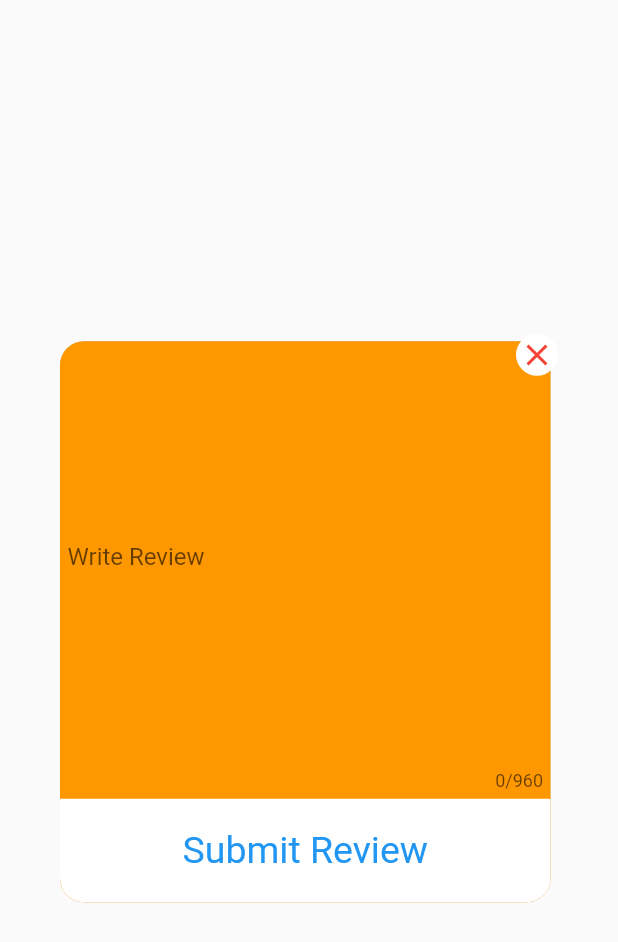
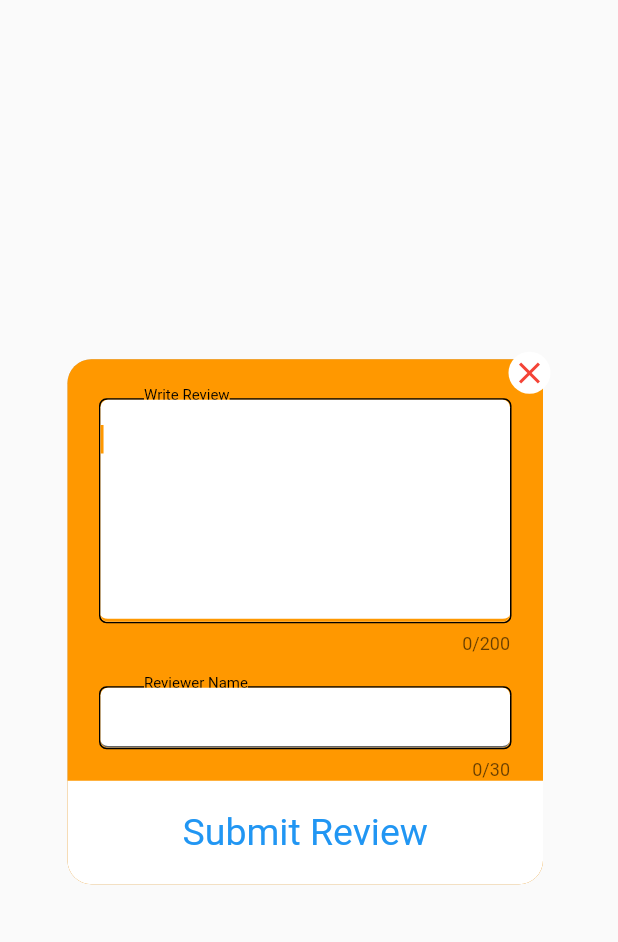
Before and after one commit to teamshutins/osu-course-review, a Flutter app: the CustomDialog widget shown alone on an empty page, opened directly, on a phone screen of 412 x 824 dp. Shown: the top 942 px of the screen. Run offline on Flutter 3.47's test engine with Material 2 defaults, Android fonts, the phone set to English and light mode, and no system bars; our stand-ins replace cloud_firestore; accounts and stored records are empty.

Commit message:
Update popup to include separate input boxes for the review and the reviewer's name

```diff
--- a/lib/components/reviewentry.dart
+++ b/lib/components/reviewentry.dart
@@ -13,8 +13,9 @@ class CustomDialog extends StatelessWidget {
 
   Widget dialogContent(BuildContext context) {
     final _formKey = GlobalKey<FormState>();
+    final _nameKey = GlobalKey<FormState>();
     return Container(
-      margin: EdgeInsets.only(left: 0.0, right: 0.0),
+      margin: EdgeInsets.only(left: 5.0, right: 5.0),
       child: Stack(
         children: <Widget>[
           Container(
@@ -38,27 +39,130 @@ class CustomDialog extends StatelessWidget {
                 mainAxisSize: MainAxisSize.min,
                 crossAxisAlignment: CrossAxisAlignment.stretch,
                 children: <Widget>[
+//This section of code handles the Write Review portion of the popup box.
                   Center(
                     child: Padding(
-                    padding: const EdgeInsets.all(5.0),
+                      padding: const EdgeInsets.all(1.0),
+                      child: Stack(
+                        children: <Widget>[
+                          Container(
+                            width: double.infinity,
+                            height: 150,
+                            margin: EdgeInsets.fromLTRB(20, 20, 20, 20),
+                            padding: EdgeInsets.only(bottom: 10),
+                            decoration: BoxDecoration(
+                              border: Border.all(
+                                color: Colors.black, width: 1),
+                              borderRadius: BorderRadius.circular(5),
+                              shape: BoxShape.rectangle,
+                            ),
+                          ),
+                          Positioned(
+                            left: 50,
+                            top: 12,
+                            child: Container(
+                              padding: EdgeInsets.only(bottom: 0, left: 0, right: 0),
+                              color: Colors.orange,
+                              child: Text(
+                                "Write Review",
+                                style: TextStyle(color: Colors.black, fontSize: 10),
+                              ),
+                            )
+                          ),
+                          Positioned(
+                            left: 21,
+                            right: 21,
+                            top: 21,
+                            bottom: 0,
                             child: Form(
                               key: _formKey,
                               child: Center(
                                 child: Container(
                                   child: TextFormField(
                                     autocorrect: true,
-                              maxLength: 960,
-                              maxLines: 12,
+                                    autofocus: true,
+                                    maxLength: 200,
+                                    maxLines: 6,
                                     decoration: InputDecoration(
-                                labelText: "Write Review",
-                                border: InputBorder.none,
+                                      border: UnderlineInputBorder(
+                                        borderRadius: BorderRadius.circular(5.0)
+                                        ),
+                                      fillColor: Colors.white,
+                                      filled: true,
+                                      contentPadding: EdgeInsets.symmetric(vertical: 17)
                                       ),
                                     )
                                   )
                                 )
                               ),
+                            ),
+                          ],
+                      )
                     )
                   ),
+//This section of code handles the Reviewer Name input box
+                  Center(
+                    child: Padding(
+                    padding: const EdgeInsets.all(1.0),
+                      child: Stack(
+                        children: <Widget>[
+                          Container(
+                            width: double.infinity,
+                            height: 42,
+                            margin: EdgeInsets.fromLTRB(20, 20, 20, 20),
+                            padding: EdgeInsets.only(bottom: 10),
+                            decoration: BoxDecoration(
+                              border: Border.all(
+                                  color: Colors.black, width: 1),
+                              borderRadius: BorderRadius.circular(5),
+                              shape: BoxShape.rectangle,
+                            ),
+                          ),
+                          Positioned(
+                            left: 50,
+                            top: 12,
+                            child: Container(
+                              padding: EdgeInsets.only(bottom: 0, left: 0, right: 0),
+                              color: Colors.orange,
+                              child: Text(
+                                "Reviewer Name",
+                                style: TextStyle(color: Colors.black, fontSize: 10),
+                              ),
+                            )
+                          ),
+                          Positioned(
+                            left: 21,
+                            right: 21,
+                            top: 21,
+                            bottom: 2,
+                            child: Form(
+                              key: _nameKey,
+                              child: Center(
+                                child: Container(
+                                  child: TextFormField(
+                                    autocorrect: true,
+                                    autofocus: true,
+                                    maxLength: 30,
+                                    maxLines: 1,
+                                    textAlign: TextAlign.center,
+                                      decoration: InputDecoration(
+                                        border: UnderlineInputBorder(
+                                          borderRadius: BorderRadius.circular(5.0)
+                                          ),
+                                        fillColor: Colors.white,
+                                        filled: true,
+                                        contentPadding: EdgeInsets.symmetric(vertical: 17)
+                                      ),
+                                  )
+                                )
+                              )
+                            )
+                          )
+                        ],
+                      ),
+                    )
+                  ),
+//This section of code manipulates the "Submit Review" portion of the popup
                   InkWell(
                     child: Container(
                       padding: EdgeInsets.only(top: 20.0, bottom: 20.0),
```
Lines whose indentation alone changed are shown as unchanged.
